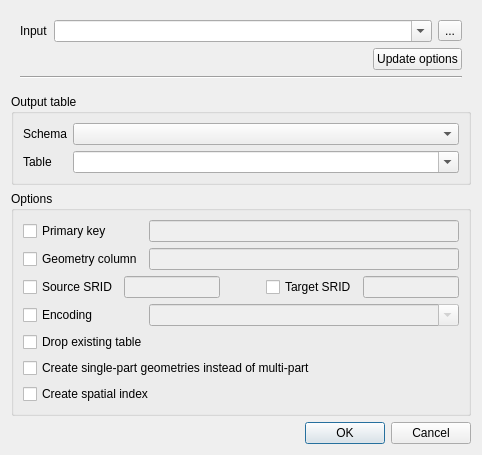
The window that python/plugins/db_manager/ui/DlgImportVector.ui (qgis/QGIS) describes before a commit, drawn with Qt 5.
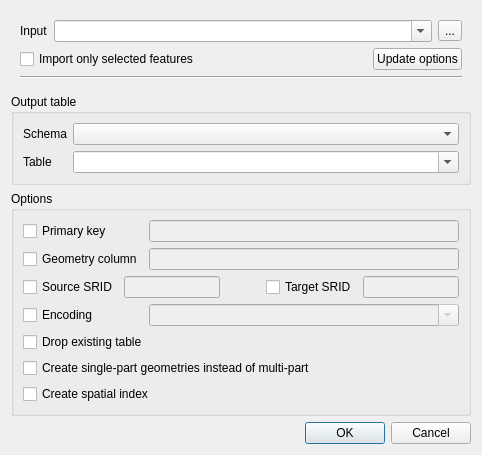
The same window after the commit.

Commit message: add "import only selected features" option to db manager

Patch:
```diff
--- a/python/plugins/db_manager/ui/DlgImportVector.ui
+++ b/python/plugins/db_manager/ui/DlgImportVector.ui
@@ -62,6 +62,13 @@
       </item>
       <item row="1" column="0" colspan="4">
        <layout class="QHBoxLayout" name="horizontalLayout_2">
+        <item>
+         <widget class="QCheckBox" name="chkSelectedFeatures">
+          <property name="text">
+           <string>Import only selected features</string>
+          </property>
+         </widget>
+        </item>
         <item>
          <spacer name="horizontalSpacer">
           <property name="orientation">
```
The commit also changes 1 other file.
